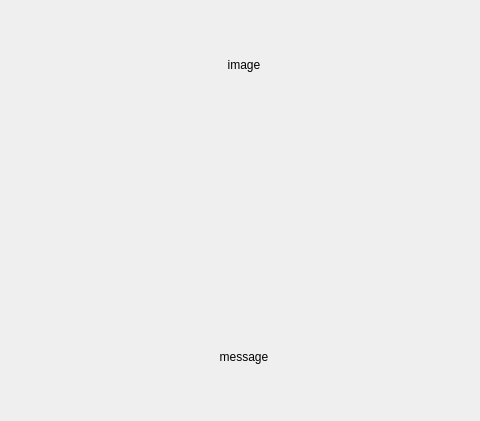
This is BaxterGBI_gui/src/actionpanel.ui in EmaroLab/gesture_based_interface as Qt 5 draws it before an edit; both pictures show x 268 to 748 and y 89 to 510 of the 1024 by 600 pixel window. The edited form follows.
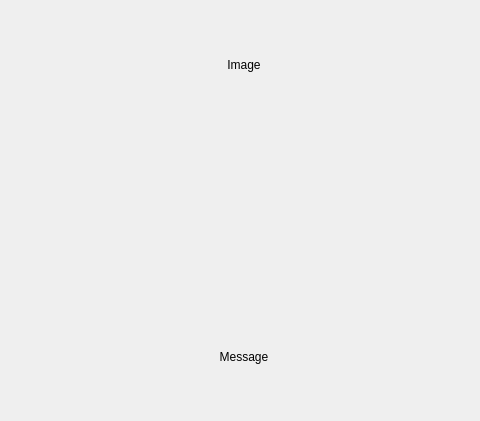
This is the edited form.

Commit message: Added scroll area in config panel and fixed size of ComboBox

Patch:
```diff
--- a/BaxterGBI_gui/src/actionpanel.ui
+++ b/BaxterGBI_gui/src/actionpanel.ui
@@ -37,7 +37,7 @@
         <bool>false</bool>
        </property>
        <property name="text">
-        <string>image</string>
+        <string>Image</string>
        </property>
        <property name="alignment">
         <set>Qt::AlignCenter</set>
@@ -67,7 +67,7 @@
 }</string>
      </property>
      <property name="text">
-      <string>message</string>
+      <string>Message</string>
      </property>
      <property name="textFormat">
       <enum>Qt::AutoText</enum>
```
The commit also changes 4 other files.
